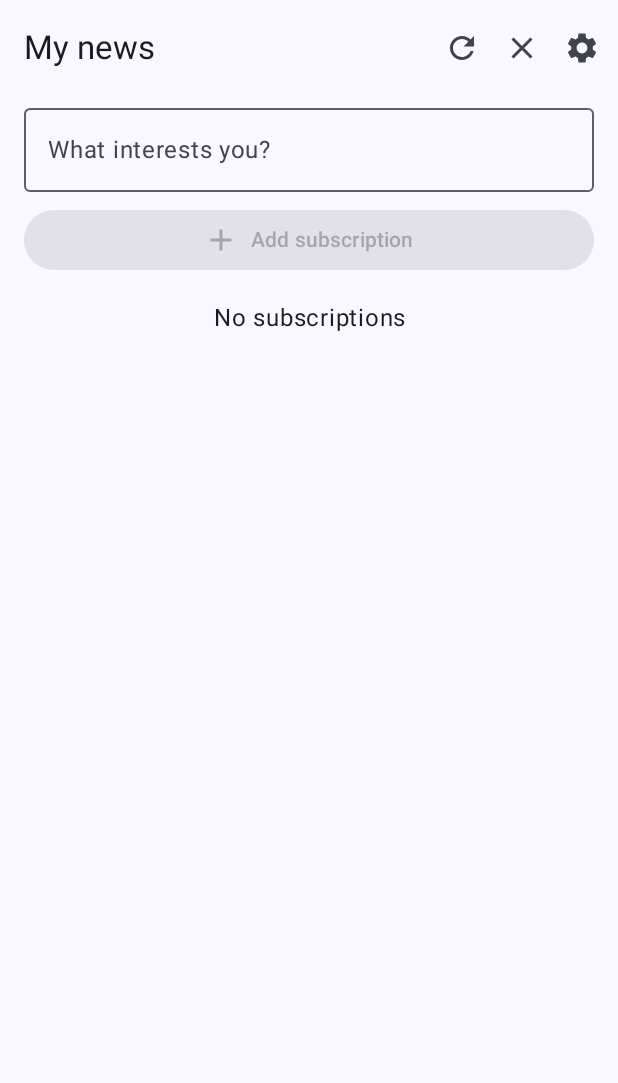
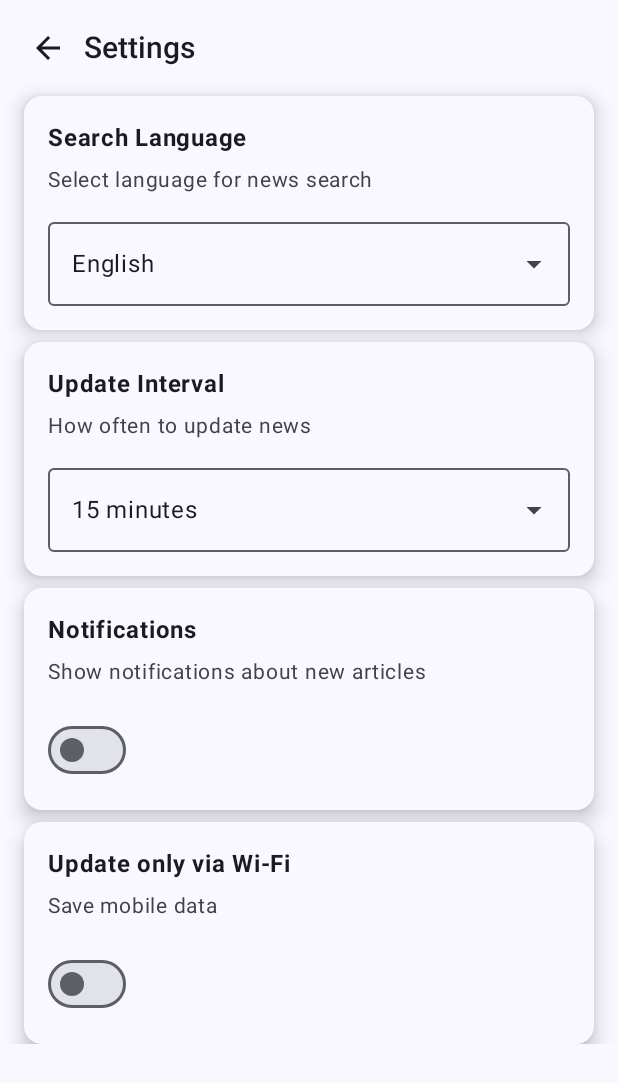
Before and after one commit to DmitryAkh/News-Prism, an Android app built with Jetpack Compose: the screen it shows after launch (MainActivity), after a tap on "Settings screen", on a phone screen of 412 x 824 dp. Shown: the top 1083 px of the screen. Run offline under Robolectric (Android 15) with nearby library versions, the phone set to English and light mode, and no system bars; our stand-ins replace Dagger/Hilt's generated code, Room's generated code; libraries missing offline, so code that uses them is left out: androidx.hilt.lifecycle; pictures from the network do not load; 6 statements that could not run were skipped.

Commit message:
Реализован ViewModel и Screen Settings

```diff
--- a/app/src/main/java/com/dakh/newsprism/data/background/NotitficationsHelper.kt
+++ b/app/src/main/java/com/dakh/newsprism/data/background/NotitficationsHelper.kt
@@ -5,6 +5,7 @@ import android.app.NotificationManager
 import android.app.PendingIntent
 import android.content.Context
 import android.content.Intent
+import android.os.Build
 import androidx.core.app.NotificationCompat
 import androidx.core.content.getSystemService
 import com.dakh.newsprism.R
@@ -23,12 +24,14 @@ class NotificationHelper @Inject constructor(
 
     private fun createNotificationChannel() {
 
+        if (Build.VERSION.SDK_INT >= Build.VERSION_CODES.O) {
             val channel = NotificationChannel(
                 CHANNEL_ID,
                 context.getString(R.string.new_articles),
                 NotificationManager.IMPORTANCE_DEFAULT
             )
             notificationManager?.createNotificationChannel(channel)
+        }
     }
 
     fun showNewArticlesNotification(topics: List<String>) {
--- a/app/src/main/java/com/dakh/newsprism/data/mapper/NewsMapper.kt
+++ b/app/src/main/java/com/dakh/newsprism/data/mapper/NewsMapper.kt
@@ -49,6 +49,6 @@ fun Language.toQueryParam(): String {
         Language.ENGLISH -> "en"
         Language.RUSSIAN -> "ru"
         Language.FRENCH -> "fr"
-        Language.DEUTSCH -> "de"
+        Language.GERMAN -> "de"
     }
 }
--- a/app/src/main/java/com/dakh/newsprism/domain/entity/Settings.kt
+++ b/app/src/main/java/com/dakh/newsprism/domain/entity/Settings.kt
@@ -16,7 +16,7 @@ data class Settings(
 
 enum class Language {
 
-    ENGLISH, RUSSIAN, FRENCH, DEUTSCH
+    ENGLISH, RUSSIAN, FRENCH, GERMAN
 }
 
 enum class Interval(val minutes: Int) {
--- a/app/src/main/java/com/dakh/newsprism/presentation/MainActivity.kt
+++ b/app/src/main/java/com/dakh/newsprism/presentation/MainActivity.kt
@@ -2,12 +2,10 @@ package com.dakh.newsprism.presentation
 
 import android.os.Bundle
 import androidx.activity.ComponentActivity
-import androidx.activity.compose.rememberLauncherForActivityResult
 import androidx.activity.compose.setContent
 import androidx.activity.enableEdgeToEdge
-import androidx.activity.result.contract.ActivityResultContracts
 import com.dakh.newsprism.domain.repository.NewsRepository
-import com.dakh.newsprism.presentation.screens.subscriptions.SubscriptionsScreen
+import com.dakh.newsprism.presentation.navigation.NavGraph
 import com.dakh.newsprism.ui.theme.NewsPrismTheme
 import dagger.hilt.android.AndroidEntryPoint
 import javax.inject.Inject
@@ -24,16 +22,17 @@ class MainActivity : ComponentActivity() {
 
         setContent {
             NewsPrismTheme {
-                val permissionLauncher = rememberLauncherForActivityResult(
-                    contract = ActivityResultContracts.RequestPermission(),
-                    onResult = {}
-                )
-                SubscriptionsScreen(
-                    onNavigateToSettings = {
-                        permissionLauncher.launch(android.Manifest.permission.POST_NOTIFICATIONS)
-                    }
-                )
+
+                NavGraph()
             }
         }
     }
 }
+
+/**
+ * SubscriptionsScreen(
+ *                     onNavigateToSettings = {
+ *                         permissionLauncher.launch(Manifest.permission.POST_NOTIFICATIONS)
+ *                     }
+ *                 )
+ */
--- /dev/null
+++ b/app/src/main/java/com/dakh/newsprism/presentation/navigation/NavGraph.kt
@@ -0,0 +1,38 @@
+package com.dakh.newsprism.presentation.navigation
+
+import androidx.compose.runtime.Composable
+import androidx.navigation.compose.NavHost
+import androidx.navigation.compose.composable
+import androidx.navigation.compose.rememberNavController
+import com.dakh.newsprism.presentation.screen.settings.SettingsScreen
+import com.dakh.newsprism.presentation.screen.subscriptions.SubscriptionsScreen
+
+@Composable
+fun NavGraph() {
+    val navController = rememberNavController()
+    NavHost(
+        navController = navController,
+        startDestination = Screen.Subscriptions.route
+    ) {
+        composable(Screen.Subscriptions.route) {
+            SubscriptionsScreen(
+                onNavigateToSettings = {
+                    navController.navigate(Screen.Settings.route)
+                }
+            )
+        }
+        composable(Screen.Settings.route) {
+            SettingsScreen(
+                onBackClick = {
+                    navController.popBackStack()
+                }
+            )
+        }
+    }
+}
+
+sealed class Screen(val route: String) {
+    data object Subscriptions: Screen("subscriptions")
+    data object Settings: Screen("settings")
+
+}
--- /dev/null
+++ b/app/src/main/java/com/dakh/newsprism/presentation/screen/settings/SettingsMapper.kt
@@ -0,0 +1,30 @@
+package com.dakh.newsprism.presentation.screen.settings
+
+import androidx.compose.runtime.Composable
+import androidx.compose.ui.res.stringResource
+import com.dakh.newsprism.R
+import com.dakh.newsprism.domain.entity.Interval
+import com.dakh.newsprism.domain.entity.Language
+
+@Composable
+fun Language.asString(): String {
+    return when (this) {
+        Language.ENGLISH -> stringResource(R.string.english)
+        Language.RUSSIAN -> stringResource(R.string.russian)
+        Language.FRENCH -> stringResource(R.string.francais)
+        Language.GERMAN -> stringResource(R.string.german)
+    }
+}
+
+@Composable
+fun Interval.asString(): String {
+    return when (this) {
+        Interval.MIN_15 -> stringResource(R.string._15_minutes)
+        Interval.MIN_30 -> stringResource(R.string._30_minutes)
+        Interval.HOUR_1 -> stringResource(R.string._1_hour)
+        Interval.HOUR_2 -> stringResource(R.string._2_hours)
+        Interval.HOUR_4 -> stringResource(R.string._4_hours)
+        Interval.HOUR_8 -> stringResource(R.string._8_hours)
+        Interval.HOUR_24 -> stringResource(R.string._24_hours)
+    }
+}
--- /dev/null
+++ b/app/src/main/java/com/dakh/newsprism/presentation/screen/settings/SettingsScreen.kt
@@ -0,0 +1,277 @@
+package com.dakh.newsprism.presentation.screen.settings
+
+import android.os.Build
+import androidx.activity.compose.rememberLauncherForActivityResult
+import androidx.activity.result.contract.ActivityResultContracts
+import androidx.compose.foundation.clickable
+import androidx.compose.foundation.layout.Arrangement
+import androidx.compose.foundation.layout.Column
+import androidx.compose.foundation.layout.Spacer
+import androidx.compose.foundation.layout.fillMaxSize
+import androidx.compose.foundation.layout.fillMaxWidth
+import androidx.compose.foundation.layout.height
+import androidx.compose.foundation.layout.padding
+import androidx.compose.foundation.lazy.LazyColumn
+import androidx.compose.material.icons.Icons
+import androidx.compose.material.icons.automirrored.filled.ArrowBack
+import androidx.compose.material3.Card
+import androidx.compose.material3.CardDefaults
+import androidx.compose.material3.DropdownMenuItem
+import androidx.compose.material3.ExperimentalMaterial3Api
+import androidx.compose.material3.ExposedDropdownMenuAnchorType
+import androidx.compose.material3.ExposedDropdownMenuBox
+import androidx.compose.material3.ExposedDropdownMenuDefaults
+import androidx.compose.material3.Icon
+import androidx.compose.material3.MaterialTheme
+import androidx.compose.material3.OutlinedTextField
+import androidx.compose.material3.Scaffold
+import androidx.compose.material3.Switch
+import androidx.compose.material3.Text
+import androidx.compose.material3.TopAppBar
+import androidx.compose.material3.TopAppBarDefaults
+import androidx.compose.runtime.Composable
+import androidx.compose.runtime.collectAsState
+import androidx.compose.runtime.getValue
+import androidx.compose.runtime.mutableStateOf
+import androidx.compose.runtime.remember
+import androidx.compose.runtime.setValue
+import androidx.compose.ui.Modifier
+import androidx.compose.ui.graphics.Color
+import androidx.compose.ui.res.stringResource
+import androidx.compose.ui.text.font.FontWeight
+import androidx.compose.ui.unit.dp
+import androidx.compose.ui.unit.sp
+import androidx.hilt.lifecycle.viewmodel.compose.hiltViewModel
+import com.dakh.newsprism.R
+
+@OptIn(ExperimentalMaterial3Api::class)
+@Composable
+fun SettingsScreen(
+    modifier: Modifier = Modifier,
+    viewModel: SettingsViewModel = hiltViewModel(),
+    onBackClick: () -> Unit,
+) {
+
+    val state = viewModel.state.collectAsState()
+
+    val permissionLauncher = rememberLauncherForActivityResult(
+        contract = ActivityResultContracts.RequestPermission(),
+        onResult = {
+            viewModel.processCommand(SettingsCommand.SwitchNotificationStatus(it))
+        }
+    )
+
+    Scaffold(
+        modifier = modifier.fillMaxSize(),
+        topBar = {
+            TopAppBar(
+                title = {
+                    Text(
+                        text = stringResource(R.string.settings),
+                        fontSize = 20.sp,
+                        fontWeight = FontWeight.SemiBold,
+                        color = MaterialTheme.colorScheme.onBackground
+                    )
+                },
+                colors = TopAppBarDefaults.topAppBarColors(
+                    containerColor = Color.Transparent,
+                    navigationIconContentColor = MaterialTheme.colorScheme.onSurface,
+                    actionIconContentColor = MaterialTheme.colorScheme.onSurface
+                ),
+                navigationIcon = {
+                    Icon(
+                        modifier = Modifier
+                            .padding(start = 16.dp, end = 8.dp)
+                            .clickable {
+                                onBackClick()
+                            },
+                        imageVector = Icons.AutoMirrored.Filled.ArrowBack,
+                        contentDescription = stringResource(R.string.back)
+                    )
+                }
+            )
+        }
+    ) { innerPadding ->
+        when (val currentState = state.value) {
+            is SettingsState.DisplaySettings -> {
+                LazyColumn(
+                    modifier = Modifier.padding(horizontal = 16.dp),
+                    contentPadding = innerPadding,
+                    verticalArrangement = Arrangement.spacedBy(8.dp)
+                ) {
+                    item {
+                        SettingCard(
+                            modifier = Modifier,
+                            title = stringResource(R.string.search_language),
+                            description = stringResource(R.string.select_language_for_news_search)
+                        ) {
+                            MenuDropdown(
+                                modifier = Modifier,
+                                options = currentState.languages,
+                                selected = currentState.settings.language,
+                                onSelectedChange = {
+                                    viewModel.processCommand(SettingsCommand.SwitchLanguage(it))
+                                },
+                                optionAsString = {
+                                    it.asString()
+                                }
+                            )
+                        }
+                    }
+                    item {
+                        SettingCard(
+                            modifier = Modifier,
+                            title = stringResource(R.string.update_interval),
+                            description = stringResource(R.string.how_often_to_update_news)
+                        ) {
+                            MenuDropdown(
+                                modifier = Modifier,
+                                options = currentState.intervals,
+                                selected = currentState.settings.interval,
+                                onSelectedChange = {
+                                    viewModel.processCommand(SettingsCommand.SwitchUpdateInterval(it))
+                                },
+                                optionAsString = {
+                                    it.asString()
+                                }
+                            )
+                        }
+                    }
+                    item {
+                        SettingCard(
+                            modifier = Modifier,
+                            title = stringResource(R.string.notifications),
+                            description = stringResource(R.string.show_notifications_about_new_articles)
+                        ) {
+                            Switch(
+                                modifier = Modifier,
+                                checked = currentState.settings.notificationsEnabled,
+                                onCheckedChange = { enabled ->
+                                    if (enabled && Build.VERSION.SDK_INT >= Build.VERSION_CODES.TIRAMISU) {
+                                            permissionLauncher.launch(android.Manifest.permission.POST_NOTIFICATIONS)
+                                    } else {
+                                        viewModel.processCommand(
+                                            SettingsCommand.SwitchNotificationStatus(
+                                                enabled
+                                            )
+                                        )
+                                    }
+                                },
+                                enabled = true
+                            )
+                        }
+                    }
+                    item {
+                        SettingCard(
+                            modifier = Modifier,
+                            title = stringResource(R.string.update_only_via_wi_fi),
+                            description = stringResource(R.string.save_mobile_data)
+                        ) {
+                            Switch(
+                                modifier = Modifier,
+                                checked = currentState.settings.wifiOnly,
+                                onCheckedChange = {
+                                    viewModel.processCommand(
+                                        SettingsCommand.SwitchWifiOnlyStatus(
+                                            it
+                                        )
+                                    )
+                                },
+                                enabled = true
+                            )
+                        }
+                    }
+                }
+            }
+
+            SettingsState.Initial -> {}
+        }
+    }
+}
+
+@Composable
+fun SettingCard(
+    modifier: Modifier,
+    title: String,
+    description: String,
+    content: @Composable () -> Unit,
+) {
+    Card(
+        modifier = modifier
+            .fillMaxWidth(),
+        elevation = CardDefaults.cardElevation(defaultElevation = 8.dp),
+        colors = CardDefaults.cardColors(
+            containerColor = MaterialTheme.colorScheme.background,
+            contentColor = MaterialTheme.colorScheme.onBackground,
+        )
+    ) {
+        Column(
+            modifier = Modifier
+                .fillMaxWidth()
+                .padding(16.dp)
+        )
+        {
+            Text(
+                text = title,
+                fontWeight = FontWeight.Bold,
+                fontSize = 16.sp,
+                color = MaterialTheme.colorScheme.onBackground
+            )
+            Spacer(Modifier.height(4.dp))
+            Text(
+                text = description,
+                fontSize = 14.sp,
+                color = MaterialTheme.colorScheme.onSurfaceVariant
+            )
+            Spacer(Modifier.height(16.dp))
+            content()
+        }
+    }
+}
+
+@OptIn(ExperimentalMaterial3Api::class)
+@Composable
+fun <T> MenuDropdown(
+    modifier: Modifier = Modifier,
+    options: List<T>,
+    selected: T,
+    onSelectedChange: (T) -> Unit,
+    optionAsString: @Composable (T) -> String,
+) {
+    var expanded by remember { mutableStateOf(false) }
+
+    ExposedDropdownMenuBox(
+        modifier = modifier,
+        expanded = expanded,
+        onExpandedChange = { expanded = !expanded },
+    ) {
+        OutlinedTextField(
+            modifier = Modifier
+                .menuAnchor(
+                    ExposedDropdownMenuAnchorType.PrimaryNotEditable
+                )
+                .fillMaxWidth(),
+            value = optionAsString(selected),
+            onValueChange = {},
+            readOnly = true,
+            trailingIcon = {
+                ExposedDropdownMenuDefaults.TrailingIcon(expanded)
+            }
+        )
+
+        ExposedDropdownMenu(
+            expanded = expanded,
+            onDismissRequest = { expanded = false },
+        ) {
+            options.forEach { option ->
+                DropdownMenuItem(
+                    text = { Text(text = optionAsString(option)) },
+                    onClick = {
+                        onSelectedChange(option)
+                        expanded = false
+                    }
+                )
+            }
+        }
+    }
+}
--- /dev/null
+++ b/app/src/main/java/com/dakh/newsprism/presentation/screen/settings/SettingsViewModel.kt
@@ -0,0 +1,84 @@
+package com.dakh.newsprism.presentation.screen.settings
+
+import androidx.lifecycle.ViewModel
+import androidx.lifecycle.viewModelScope
+import com.dakh.newsprism.domain.entity.Interval
+import com.dakh.newsprism.domain.entity.Language
+import com.dakh.newsprism.domain.entity.Settings
+import com.dakh.newsprism.domain.usecase.settings.GetSettingsUseCase
+import com.dakh.newsprism.domain.usecase.settings.UpdateIntervalUseCase
+import com.dakh.newsprism.domain.usecase.settings.UpdateLanguageUseCase
+import com.dakh.newsprism.domain.usecase.settings.UpdateNotificationEnabledUseCase
+import com.dakh.newsprism.domain.usecase.settings.UpdateWifiOnlyUseCase
+import dagger.hilt.android.lifecycle.HiltViewModel
+import kotlinx.coroutines.flow.MutableStateFlow
+import kotlinx.coroutines.flow.asStateFlow
+import kotlinx.coroutines.flow.update
+import kotlinx.coroutines.launch
+import javax.inject.Inject
+
+@HiltViewModel
+class SettingsViewModel @Inject constructor(
+    private val getSettingsUseCase: GetSettingsUseCase,
+    private val updateIntervalUseCase: UpdateIntervalUseCase,
+    private val updateLanguageUseCase: UpdateLanguageUseCase,
+    private val updateNotificationEnabledUseCase: UpdateNotificationEnabledUseCase,
+    private val updateWifiOnlyUseCase: UpdateWifiOnlyUseCase,
+) : ViewModel() {
+
+    private val _state = MutableStateFlow<SettingsState>(SettingsState.Initial)
+    val state = _state.asStateFlow()
+
+    init {
+        viewModelScope.launch {
+            getSettingsUseCase().collect { settings ->
+                _state.update {
+                    SettingsState.DisplaySettings(
+                        settings = settings
+                    )
+                }
+            }
+        }
+    }
+
+    fun processCommand(command: SettingsCommand) {
+        viewModelScope.launch {
+            when (command) {
+                is SettingsCommand.SwitchLanguage ->
+                    updateLanguageUseCase(command.language)
+
+                is SettingsCommand.SwitchNotificationStatus -> {
+                    val current =
+                        (state.value as SettingsState.DisplaySettings).settings.notificationsEnabled
+                    updateNotificationEnabledUseCase(!current)
+                }
+
+                is SettingsCommand.SwitchUpdateInterval ->
+                    updateIntervalUseCase(command.interval)
+
+                is SettingsCommand.SwitchWifiOnlyStatus -> {
+                    val current =
+                        (state.value as SettingsState.DisplaySettings).settings.wifiOnly
+                    updateWifiOnlyUseCase(!current)
+                }
+
+            }
+        }
+    }
+}
+
+sealed interface SettingsCommand {
+    data class SwitchLanguage(val language: Language) : SettingsCommand
+    data class SwitchUpdateInterval(val interval: Interval) : SettingsCommand
+    data class SwitchNotificationStatus(val notificationsEnabled: Boolean) : SettingsCommand
+    data class SwitchWifiOnlyStatus(val wifiOnly: Boolean) : SettingsCommand
+}
+
+sealed interface SettingsState {
+    data object Initial : SettingsState
+    data class DisplaySettings(
+        val settings: Settings,
+        val languages: List<Language> = Language.entries,
+        val intervals: List<Interval> = Interval.entries,
+    ) : SettingsState
+}
--- a/app/src/main/java/com/dakh/newsprism/presentation/screens/subscriptions/SubscriptionsScreen.kt
+++ b/app/src/main/java/com/dakh/newsprism/presentation/screen/subscriptions/SubscriptionsScreen.kt
@@ -1,4 +1,4 @@
-package com.dakh.newsprism.presentation.screens.subscriptions
+package com.dakh.newsprism.presentation.screen.subscriptions
 
 import android.content.Intent
 import androidx.compose.foundation.clickable
@@ -68,7 +68,7 @@ fun SubscriptionsScreen(
             .fillMaxSize(),
         topBar = {
             SubscriptionsTopBar(
-                onRefershDataClick = {
+                onRefreshDataClick = {
                     viewModel.processCommand(SubscriptionsCommand.RefreshData)
                 },
                 onClearArticlesClick = {
@@ -147,7 +147,7 @@ fun SubscriptionsScreen(
 @Composable
 private fun SubscriptionsTopBar(
     modifier: Modifier = Modifier,
-    onRefershDataClick: () -> Unit,
+    onRefreshDataClick: () -> Unit,
     onClearArticlesClick: () -> Unit,
     onSettingsClick: () -> Unit,
 ) {
@@ -163,7 +163,7 @@ private fun SubscriptionsTopBar(
                 modifier = Modifier
                     .clip(CircleShape)
                     .clickable {
-                        onRefershDataClick()
+                        onRefreshDataClick()
                     }
                     .padding(8.dp),
                 imageVector = Icons.Default.Refresh,
--- a/app/src/main/java/com/dakh/newsprism/presentation/screens/subscriptions/SubscriptionsViewModel.kt
+++ b/app/src/main/java/com/dakh/newsprism/presentation/screen/subscriptions/SubscriptionsViewModel.kt
@@ -1,4 +1,4 @@
-package com.dakh.newsprism.presentation.screens.subscriptions
+package com.dakh.newsprism.presentation.screen.subscriptions
 
 import androidx.lifecycle.ViewModel
 import androidx.lifecycle.viewModelScope
--- a/app/src/main/res/values/strings.xml
+++ b/app/src/main/res/values/strings.xml
@@ -20,4 +20,25 @@
     <string name="new_articles">New articles</string>
     <string name="new_articles_notification_title">New articles</string>
     <string name="updated_subscriptions_">Updated %1$d subscriptions: %2$s</string>
+    <string name="settings">Settings</string>
+    <string name="back">Back</string>
+    <string name="search_language">Search Language</string>
+    <string name="select_language_for_news_search">Select language for news search</string>
+    <string name="update_interval">Update Interval</string>
+    <string name="how_often_to_update_news">How often to update news</string>
+    <string name="notifications">Notifications</string>
+    <string name="show_notifications_about_new_articles">Show notifications about new articles</string>
+    <string name="update_only_via_wi_fi">Update only via Wi-Fi</string>
+    <string name="save_mobile_data">Save mobile data</string>
+    <string name="english">English</string>
+    <string name="russian">Русский</string>
+    <string name="francais">Français</string>
+    <string name="german">Deutsch</string>
+    <string name="_15_minutes">15 minutes</string>
+    <string name="_30_minutes">30 minutes</string>
+    <string name="_1_hour">1 hour</string>
+    <string name="_2_hours">2 hours</string>
+    <string name="_4_hours">4 hours</string>
+    <string name="_8_hours">8 hours</string>
+    <string name="_24_hours">24 hours</string>
 </resources>
```
Lines whose indentation alone changed are shown as unchanged.
